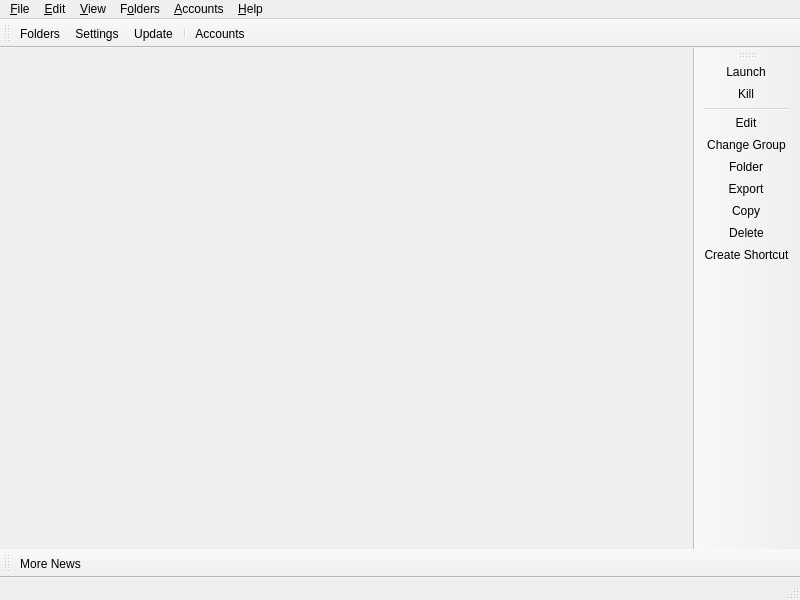
Above: launcher/ui/MainWindow.ui from snowtyler/PrismLauncher before the change. Below: the same form after it.
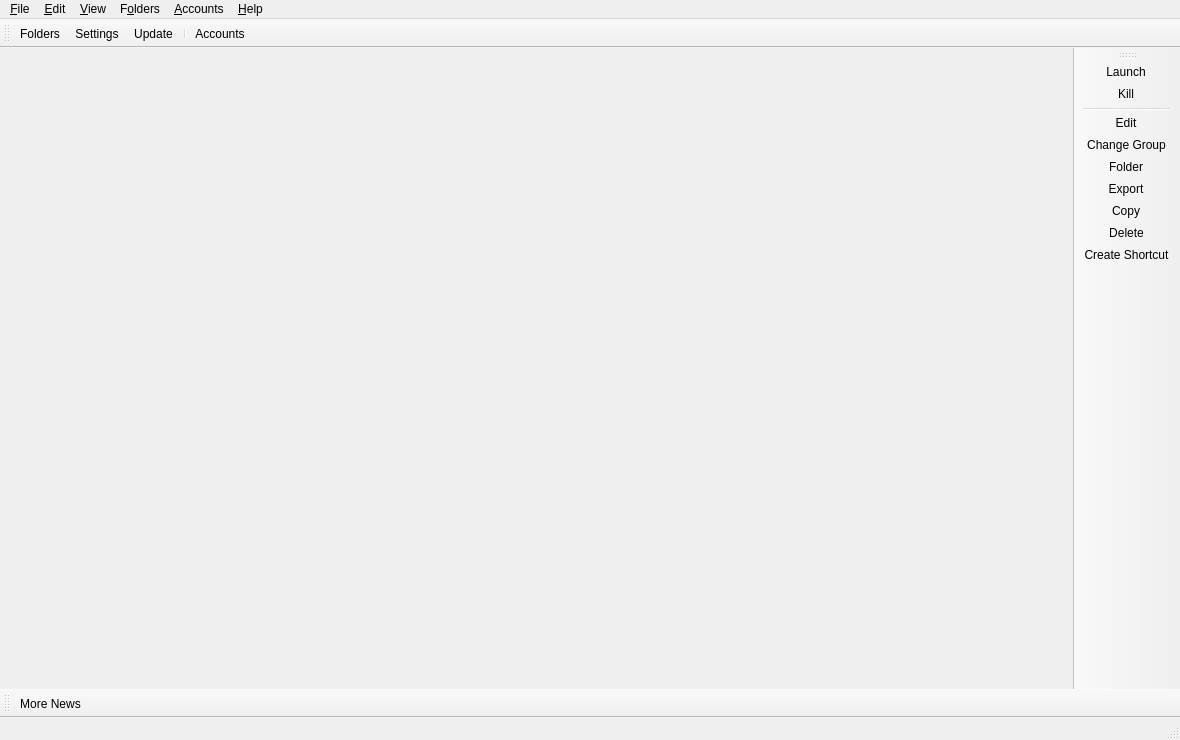
That is the form after the change. Icons and pictures are not drawn. Custom widgets are drawn as their Qt base class.

```diff
--- a/launcher/ui/MainWindow.ui
+++ b/launcher/ui/MainWindow.ui
@@ -6,8 +6,8 @@
    <rect>
     <x>0</x>
     <y>0</y>
-    <width>800</width>
-    <height>600</height>
+    <width>1180</width>
+    <height>740</height>
    </rect>
   </property>
   <widget class="QWidget" name="centralWidget">
@@ -132,8 +132,8 @@
     <rect>
      <x>0</x>
      <y>0</y>
-     <width>800</width>
-     <height>22</height>
+     <width>1180</width>
+     <height>740</height>
     </rect>
    </property>
    <widget class="QMenu" name="fileMenu">
```
Left out of the diff: 12 changed lines with no effect on the pictures. Lines whose indentation alone changed are shown as unchanged.
